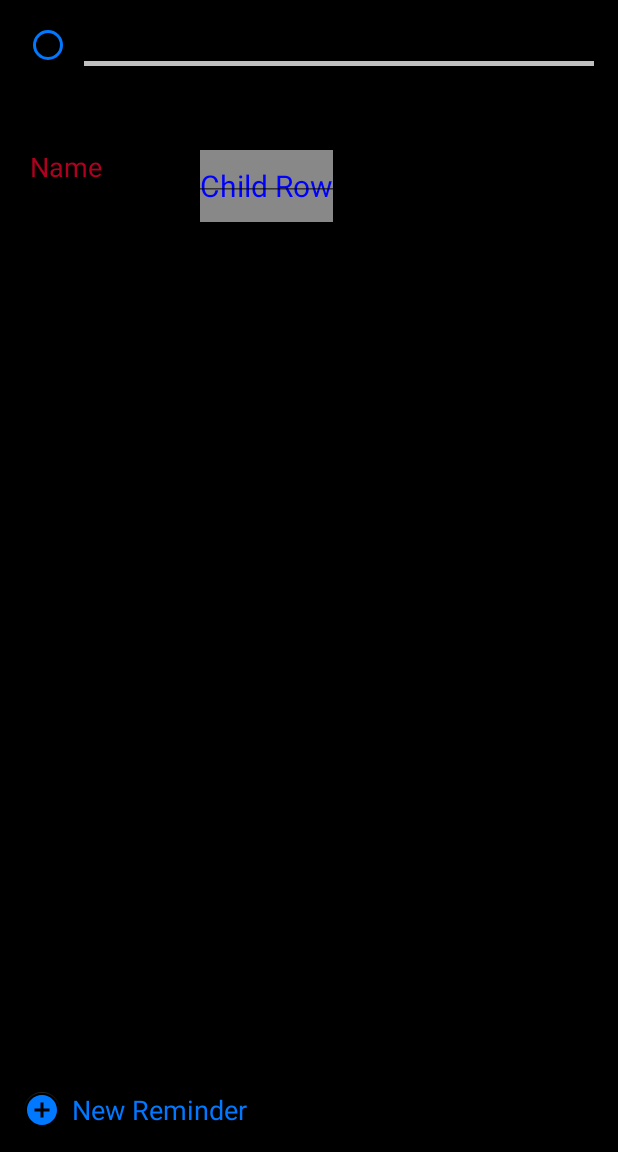
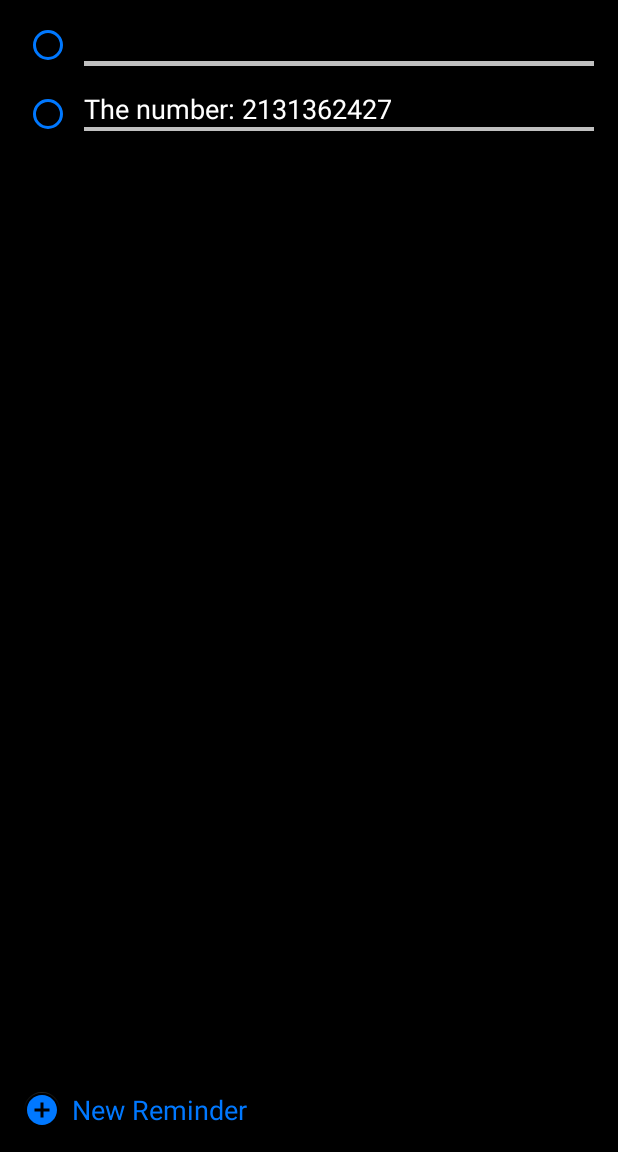
Before and after one commit to mas682/ToDoListApp, an Android app: the screen it shows after launch (MainActivity), after a tap on an icon or button, on a phone screen of 412 x 824 dp, the part 84-1236 px from its top. Run offline under Robolectric (Android 15) with nearby library versions, the phone set to English and light mode, and no system bars.

Commit message:
Can now add new reminder fields with the push of a button.  Next, want to remove when something such as delete is hit?

```diff
--- a/app/src/main/java/com/example/todolistapp/MainActivity.java
+++ b/app/src/main/java/com/example/todolistapp/MainActivity.java
@@ -1,18 +1,35 @@
 package com.example.todolistapp;
 
 import androidx.annotation.ColorInt;
+import androidx.annotation.DrawableRes;
+import androidx.annotation.RequiresApi;
 import androidx.appcompat.app.AppCompatActivity;
 import androidx.constraintlayout.widget.ConstraintLayout;
 import androidx.constraintlayout.widget.ConstraintSet;
+import androidx.core.content.ContextCompat;
 
+import android.app.Notification;
 import android.content.Intent;
+import android.content.res.ColorStateList;
 import android.graphics.Color;
+import android.graphics.drawable.Drawable;
+import android.os.Build;
 import android.os.Bundle;
+import android.text.InputType;
+import android.util.AttributeSet;
+import android.util.TypedValue;
 import android.view.View;
 import android.view.ViewGroup;
 import android.widget.EditText;
 import android.widget.LinearLayout;
+import android.widget.RadioButton;
 import android.widget.TextView;
+
+import com.google.android.material.drawable.DrawableUtils;
+
+import org.w3c.dom.Attr;
+
+import java.util.jar.Attributes;
 
 public class MainActivity extends AppCompatActivity {
 
@@ -24,23 +41,68 @@ public class MainActivity extends AppCompatActivity {
 
     /** Called when the user taps the Send button */
     public void addNewReminderElement(View view) {
+        // Get the activity main constraint layout
         ConstraintLayout parentLayout = (ConstraintLayout) findViewById(R.id.activity_main);
+        int numViewElems = parentLayout.getChildCount();
+        // I think it starts at
+        int lastDivider = numViewElems - 1;
+        View lastDiv = parentLayout.getChildAt(lastDivider);
+        // create a new EditText view
         EditText textView = new EditText(MainActivity.this);
+        RadioButton radioButton = new RadioButton(MainActivity.this);
+        View divider = new View(MainActivity.this);
+        divider.setId(View.generateViewId());
+        // get a Id for the new view
         textView.setId(View.generateViewId());
+        // get a Id for the new radio view
+        radioButton.setId(View.generateViewId());
+        // set the width and height of the new view
         textView.setLayoutParams(new ViewGroup.LayoutParams(ConstraintLayout.LayoutParams.MATCH_CONSTRAINT,
+                ConstraintLayout.LayoutParams.WRAP_CONTENT));
+        // set the type of the text view
+        textView.setInputType(InputType.TYPE_CLASS_TEXT | InputType.TYPE_TEXT_FLAG_MULTI_LINE);
+        textView.setPadding(0, 0, 0, 0);
+        textView.setBackground(null);
+        textView.setTextColor(Color.WHITE);
+        textView.setTextSize(18);
+        textView.setText("The number: " + lastDiv.getId());
+        radioButton.setLayoutParams(new ViewGroup.LayoutParams(ConstraintLayout.LayoutParams.WRAP_CONTENT,
                 ViewGroup.LayoutParams.WRAP_CONTENT));
-        //textView.setHeight(100);
-        textView.setTextColor(Color.BLUE);
-        textView.setText("Child Row");
-        textView.setTextSize(20);
-        textView.setBackgroundColor(Color.GRAY);
-        parentLayout.addView(textView, 0);
+        //parse textColor from string hex code
+        int buttonColor = Color.parseColor("#0078FF");
+        //int buttonColor = Color.parseColor(String.valueOf(ContextCompat.getColor(MainActivity.this, R.color.brightBlue)));
+        //set textcolor to radioButton
+        radioButton.setButtonTintList(ColorStateList.valueOf(buttonColor));
+        divider.setBackgroundColor(ContextCompat.getColor(MainActivity.this, R.color.colorAccent));
+        divider.setLayoutParams(new ViewGroup.LayoutParams(ConstraintLayout.LayoutParams.MATCH_CONSTRAINT, (int) TypedValue.applyDimension(TypedValue.COMPLEX_UNIT_DIP, 3,
+                getResources().getDisplayMetrics())));
+        // add the view to the activity main layout
+        // the numViewElems is the index at which to add the view
+        parentLayout.addView(radioButton, numViewElems);
+        parentLayout.addView(textView, numViewElems + 1);
+        parentLayout.addView(divider, numViewElems + 2);
+        // set the constraints on where the new view should go inside the activity main layout
         ConstraintSet set = new ConstraintSet();
         set.clone(parentLayout);
-        set.connect(textView.getId(), ConstraintSet.START, ConstraintSet.PARENT_ID, ConstraintSet.START, 200);
-        set.connect(textView.getId(), ConstraintSet.RIGHT, parentLayout.getId(), ConstraintSet.RIGHT, 16);
-        set.connect(textView.getId(), ConstraintSet.LEFT, parentLayout.getId(), ConstraintSet.LEFT, 16);
-        set.connect(textView.getId(), ConstraintSet.TOP, parentLayout.getId(), ConstraintSet.TOP, 150);
+        set.connect(textView.getId(), ConstraintSet.START, radioButton.getId(), ConstraintSet.END, (int) TypedValue.applyDimension(TypedValue.COMPLEX_UNIT_DIP, 8,
+                getResources().getDisplayMetrics()));
+        // the part in the right is used to set the value in dp
+        set.connect(textView.getId(), ConstraintSet.END, parentLayout.getId(), ConstraintSet.END, (int) TypedValue.applyDimension(TypedValue.COMPLEX_UNIT_DIP, 16,
+                getResources().getDisplayMetrics()));
+        set.connect(textView.getId(), ConstraintSet.TOP, lastDiv.getId(), ConstraintSet.BOTTOM, (int) TypedValue.applyDimension(TypedValue.COMPLEX_UNIT_DIP, 16,
+                getResources().getDisplayMetrics()));
+        // radio button
+        set.connect(radioButton.getId(), ConstraintSet.START, parentLayout.getId(), ConstraintSet.START, (int) TypedValue.applyDimension(TypedValue.COMPLEX_UNIT_DIP, 16,
+                getResources().getDisplayMetrics()));
+        set.connect(radioButton.getId(), ConstraintSet.TOP, lastDiv.getId(), ConstraintSet.BOTTOM, (int) TypedValue.applyDimension(TypedValue.COMPLEX_UNIT_DIP, 16,
+                getResources().getDisplayMetrics()));
+        // divider
+        set.connect(divider.getId(), ConstraintSet.TOP, textView.getId(), ConstraintSet.BOTTOM, (int) TypedValue.applyDimension(TypedValue.COMPLEX_UNIT_DIP, 0,
+                getResources().getDisplayMetrics()));
+        set.connect(divider.getId(), ConstraintSet.START, radioButton.getId(), ConstraintSet.END, (int) TypedValue.applyDimension(TypedValue.COMPLEX_UNIT_DIP, 8,
+                getResources().getDisplayMetrics()));
+        set.connect(divider.getId(), ConstraintSet.END, parentLayout.getId(), ConstraintSet.END, (int) TypedValue.applyDimension(TypedValue.COMPLEX_UNIT_DIP, 16,
+                getResources().getDisplayMetrics()));
         set.applyTo(parentLayout);
     }
 
--- a/app/src/main/res/layout/activity_main.xml
+++ b/app/src/main/res/layout/activity_main.xml
@@ -65,22 +65,6 @@
         app:layout_constraintStart_toEndOf="@+id/radioButton"
         app:layout_constraintTop_toTopOf="parent" />
 
-    <EditText
-        android:id="@+id/editText2"
-        android:layout_width="0dp"
-        android:layout_height="wrap_content"
-        android:layout_marginStart="16dp"
-        android:layout_marginTop="48dp"
-        android:layout_marginEnd="16dp"
-        android:ems="10"
-        android:inputType="textPersonName"
-        android:text="Name"
-        android:textColor="@color/design_default_color_error"
-        app:layout_constraintEnd_toEndOf="parent"
-        app:layout_constraintHorizontal_bias="1.0"
-        app:layout_constraintStart_toStartOf="parent"
-        app:layout_constraintTop_toBottomOf="@+id/editText" />
-
     <View
         android:id="@+id/divider"
         android:layout_width="0dp"
```
